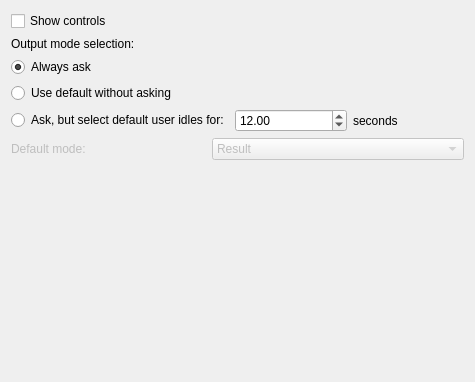
KDE/simon, file plugins/Commands/Calculator/calculatorconfigurationdlg.ui: the form before one commit.
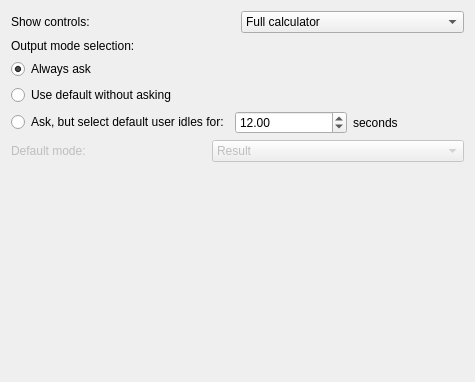
The form after the commit. Custom widgets are drawn as their Qt base class.

Commit message: Bugfixing the action configuration. Replacing input number with calculator

What changed in the file:
```diff
--- a/plugins/Commands/Calculator/calculatorconfigurationdlg.ui
+++ b/plugins/Commands/Calculator/calculatorconfigurationdlg.ui
@@ -15,11 +15,34 @@
   </property>
   <layout class="QVBoxLayout" name="verticalLayout">
    <item>
-    <widget class="QCheckBox" name="cbShowControls">
-     <property name="text">
-      <string>Show controls</string>
-     </property>
-    </widget>
+    <layout class="QHBoxLayout" name="horizontalLayout_3">
+     <item>
+      <widget class="QLabel" name="label_4">
+       <property name="text">
+        <string>Show controls:</string>
+       </property>
+      </widget>
+     </item>
+     <item>
+      <widget class="QComboBox" name="cbControlMode">
+       <item>
+        <property name="text">
+         <string>Full calculator</string>
+        </property>
+       </item>
+       <item>
+        <property name="text">
+         <string>Only number input</string>
+        </property>
+       </item>
+       <item>
+        <property name="text">
+         <string>Only output</string>
+        </property>
+       </item>
+      </widget>
+     </item>
+    </layout>
    </item>
    <item>
     <widget class="QLabel" name="label">
```
Left out of the diff: 16 changed lines with no effect on the pictures. The commit also changes 10 other files.
